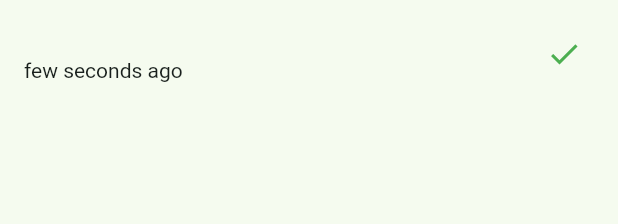
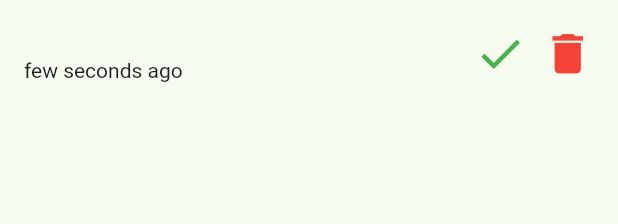
Before and after one commit to abhishek459/todo, a Flutter app: the TaskItem widget shown alone on an empty page, opened directly, on a phone screen of 412 x 824 dp. Shown: the top 224 px of the screen. Run offline on Flutter 3.47's test engine with Material 2 defaults, Android fonts, the phone set to English and light mode, and no system bars; our stand-ins replace sqflite; accounts and stored records are empty.

Commit message:
Converted functions to widgets in Task Listview - Added option to delete a task - Created SQL and Provider methods to delete a task

```diff
--- a/lib/providers/task_provider.dart
+++ b/lib/providers/task_provider.dart
@@ -7,6 +7,19 @@ class TaskProvider with ChangeNotifier {
   List<TaskModel> _tasks = [];
 
   List<TaskModel> get getTasks => _tasks;
+
+  Future<void> fetchAndSetTodaysTasks() async {
+    final List<Map<String, dynamic>> dataList =
+        await DBHelper.fetchTodaysTasks();
+    _tasks = dataList
+        .map((element) => TaskModel(
+              taskTitle: element['title'] as String,
+              timeStamp: DateTime.parse(element['id'] as String),
+              isCompleted: (element['completed'] == 1) ? true : false,
+            ))
+        .toList();
+    notifyListeners();
+  }
 
   Future<void> fetchAndSetTasks() async {
     final List<Map<String, dynamic>> dataList = await DBHelper.fetchTasks();
@@ -30,4 +43,11 @@ class TaskProvider with ChangeNotifier {
     };
     DBHelper.insertTask(sqlData);
   }
+
+  void deleteTask(String taskId) {
+    _tasks.removeWhere(
+        (element) => element.timeStamp.toIso8601String() == taskId);
+    notifyListeners();
+    DBHelper.deleteTask(taskId);
+  }
 }
--- a/lib/screens/home/tasks_listview.dart
+++ b/lib/screens/home/tasks_listview.dart
@@ -1,10 +1,9 @@
 import 'package:flutter/material.dart';
-import 'package:flutter/services.dart';
 import 'package:provider/provider.dart';
-import 'package:to_do/utils/date_formatter.dart';
 
 import '../../models/task_model.dart';
 import '../../providers/task_provider.dart';
+import '../../utils/date_methods.dart';
 
 class TasksList extends StatelessWidget {
   const TasksList({Key? key}) : super(key: key);
@@ -14,8 +13,8 @@ class TasksList extends StatelessWidget {
     List<TaskModel> listOfTasks =
         Provider.of<TaskProvider>(context).getTasks.reversed.toList();
     return FutureBuilder(
-      future:
-          Provider.of<TaskProvider>(context, listen: false).fetchAndSetTasks(),
+      future: Provider.of<TaskProvider>(context, listen: false)
+          .fetchAndSetTodaysTasks(),
       builder: (context, snapshot) => (snapshot.connectionState ==
               ConnectionState.waiting)
           ? ListView.builder(
@@ -41,50 +40,89 @@ class TaskItem extends StatelessWidget {
     final taskItem = Provider.of<TaskModel>(context, listen: false);
     return ListTile(
       title: Consumer<TaskModel>(
-        builder: (context, value, _) => Text(
-          taskItem.taskTitle,
-          style: textStyle(taskItem.isCompleted),
-        ),
+        builder: (context, value, _) => TaskTitle(taskItem: taskItem),
       ),
       subtitle: Text(
-        dateFormatter(taskItem.timeStamp),
+        DateMethods.dateFormatter(taskItem.timeStamp),
       ),
       trailing: Consumer<TaskModel>(
-        builder: (context, value, child) => (taskItem.isCompleted)
-            ? CircleAvatar(
-                backgroundColor: Colors.transparent,
-                child: Image.asset('lib/assets/icons/check.png'))
-            : CircleAvatar(
-                backgroundColor: Colors.transparent,
-                child: IconButton(
-                  icon: const Icon(
-                    Icons.check,
-                    color: Colors.green,
-                  ),
-                  onPressed: () => {
-                    taskItem.toggleTaskStatus(),
-                    SystemSound.play(SystemSoundType.click),
-                  },
-                  splashRadius: 25,
-                ),
-              ),
-      ),
+          builder: (context, value, child) => TrailingIcon(taskItem: taskItem)),
     );
   }
 }
 
-TextStyle textStyle(bool taskStatus) {
-  if (!taskStatus) {
-    return const TextStyle(
-      fontFamily: 'NotoSans',
-      fontSize: 20,
-    );
-  } else {
-    return const TextStyle(
-      fontFamily: 'NotoSans',
-      fontSize: 20,
-      decoration: TextDecoration.lineThrough,
-      fontWeight: FontWeight.w300,
-    );
+class TaskTitle extends StatelessWidget {
+  final TaskModel taskItem;
+  const TaskTitle({Key? key, required this.taskItem}) : super(key: key);
+
+  @override
+  Widget build(BuildContext context) {
+    if (!taskItem.isCompleted) {
+      return Text(
+        taskItem.taskTitle,
+        style: const TextStyle(
+          fontFamily: 'NotoSans',
+          fontSize: 20,
+        ),
+      );
+    } else {
+      return Text(
+        taskItem.taskTitle,
+        style: const TextStyle(
+          fontFamily: 'NotoSans',
+          fontSize: 20,
+          decoration: TextDecoration.lineThrough,
+          fontWeight: FontWeight.w300,
+        ),
+      );
+    }
   }
 }
+
+class TrailingIcon extends StatelessWidget {
+  final TaskModel taskItem;
+  const TrailingIcon({Key? key, required this.taskItem}) : super(key: key);
+
+  @override
+  Widget build(BuildContext context) {
+    final Image taskCompleteIcon = Image.asset('lib/assets/icons/check.png');
+    if (taskItem.isCompleted) {
+      return SizedBox(
+        height: 40,
+        child: taskCompleteIcon,
+      );
+    } else {
+      return Row(
+        mainAxisSize: MainAxisSize.min,
+        children: [
+          InkWell(
+            borderRadius: BorderRadius.circular(20),
+            onTap: taskItem.toggleTaskStatus,
+            child: const Icon(
+              Icons.check,
+              color: Colors.green,
+              size: 35,
+            ),
+          ),
+          const SizedBox(
+            width: 10,
+          ),
+          InkWell(
+            borderRadius: BorderRadius.circular(20),
+            onTap: () =>
+                deleteTask(context, taskItem.timeStamp.toIso8601String()),
+            child: const Icon(
+              Icons.delete,
+              color: Colors.red,
+              size: 35,
+            ),
+          ),
+        ],
+      );
+    }
+  }
+
+  void deleteTask(BuildContext context, String taskId) {
+    Provider.of<TaskProvider>(context, listen: false).deleteTask(taskId);
+  }
+}
--- a/lib/utils/date_formatter.dart
+++ /dev/null
@@ -1,22 +0,0 @@
-import 'package:intl/intl.dart';
-
-String dateFormatter(DateTime dateTime) {
-  if (dateTime.hour == DateTime.now().hour) {
-    int minutes = DateTime.now().difference(dateTime).inMinutes;
-    return minutes == 0
-        ? 'few seconds ago'
-        : (minutes == 1)
-            ? '$minutes minute ago'
-            : '$minutes minutes ago';
-  } else if (dateTime.day == DateTime.now().day) {
-    return DateFormat('hh:mm a').format(dateTime);
-  } else if (dateTime.year != DateTime.now().year) {
-    return DateFormat('dd-MMM-yyyy').format(dateTime);
-  } else if (dateTime.month != DateTime.now().month) {
-    return DateFormat('dd MMM').format(dateTime);
-  } else if (dateTime.weekday != DateTime.now().weekday) {
-    return DateFormat('EEE, dd').format(dateTime);
-  } else {
-    return DateFormat('dd-MMM-yyyy hh:mm a').format(dateTime);
-  }
-}
--- /dev/null
+++ b/lib/utils/date_methods.dart
@@ -0,0 +1,31 @@
+import 'package:intl/intl.dart';
+
+class DateMethods {
+  static String dateFormatter(DateTime dateTime) {
+    if (dateTime.hour == DateTime.now().hour) {
+      int minutes = DateTime.now().difference(dateTime).inMinutes;
+      return minutes == 0
+          ? 'few seconds ago'
+          : (minutes == 1)
+              ? '$minutes minute ago'
+              : '$minutes minutes ago';
+    } else if (dateTime.day == DateTime.now().day) {
+      return DateFormat('hh:mm a').format(dateTime);
+    } else if (dateTime.year != DateTime.now().year) {
+      return DateFormat('d-MMM-yyyy').format(dateTime);
+    } else if (dateTime.day != DateTime.now().day) {
+      int days = DateTime.now().difference(dateTime).inDays;
+      return (days < 7)
+          ? DateFormat('EEE - hh:mm a').format(dateTime)
+          : (dateTime.month == DateTime.now().month)
+              ? DateFormat('EEE, d').format(dateTime)
+              : DateFormat('MMM d').format(dateTime);
+    } else {
+      return DateFormat('d-MMM-yyyy hh:mm a').format(dateTime);
+    }
+  }
+
+  static String today() {
+    return DateFormat('yyyy-MM-dd').format(DateTime.now());
+  }
+}
--- a/lib/utils/db_helper.dart
+++ b/lib/utils/db_helper.dart
@@ -1,7 +1,6 @@
-// ignore_for_file: avoid_print
-
 import 'package:sqflite/sqflite.dart' as sql;
 import 'package:path/path.dart' as path;
+import 'package:to_do/utils/date_methods.dart';
 
 class DBHelper {
   static Future<sql.Database> database() async {
@@ -16,9 +15,21 @@ class DBHelper {
     );
   }
 
+  static Future<List<Map<String, dynamic>>> fetchTodaysTasks() async {
+    final database = await DBHelper.database();
+    String today = DateMethods.today();
+    return database
+        // .rawQuery('SELECT * FROM tasks WHERE id LIKE \'%$today%\'');
+        .query('tasks', where: "id LIKE ?", whereArgs: ['%$today%']);
+  }
+
+  static Future<List<Map<String, dynamic>>> fetchTasks() async {
+    final database = await DBHelper.database();
+    return database.query('tasks');
+  }
+
   static Future<void> insertTask(Map<String, Object> data) async {
     final database = await DBHelper.database();
-
     database.insert(
       'tasks',
       data,
@@ -26,14 +37,14 @@ class DBHelper {
     );
   }
 
-  static Future<List<Map<String, dynamic>>> fetchTasks() async {
-    final database = await DBHelper.database();
-    return database.query('tasks', orderBy: 'id');
-  }
-
   static Future<void> markTaskAsComplete(String taskId) async {
     final database = await DBHelper.database();
     await database
-        .rawUpdate('UPDATE tasks SET completed = 1 WHERE ID = \'$taskId\'');
+        .rawUpdate('UPDATE tasks SET completed = 1 WHERE id = \'$taskId\'');
+  }
+
+  static Future<void> deleteTask(String taskId) async {
+    final database = await DBHelper.database();
+    await database.rawDelete('DELETE FROM tasks WHERE id = \'$taskId\'');
   }
 }
```
Also changed, not shown: lib/assets/icons/delete.png (deleted).
